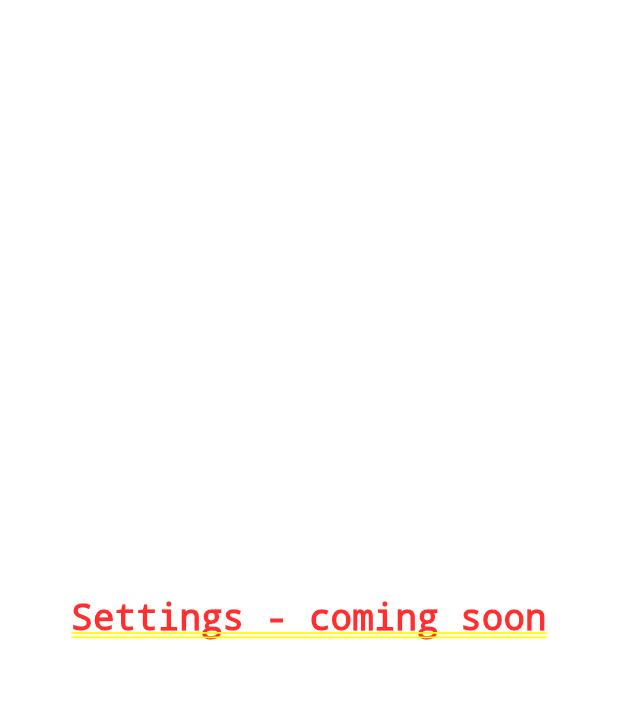
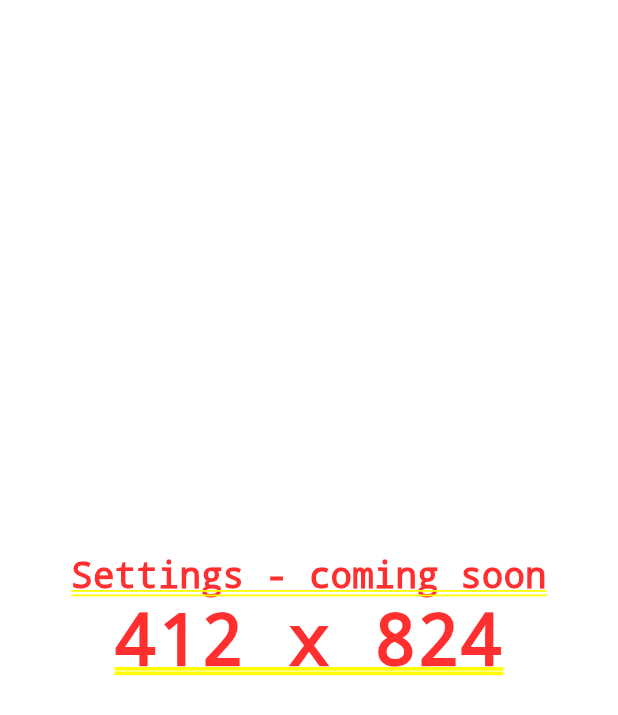
Before and after one commit to michaelgilmore/52-Solitaire, a Flutter app: the screen it shows after launch, item 3 of the bottom bar chosen, on a phone screen of 412 x 824 dp. Shown: the top 715 px of the screen. Run offline on Flutter 3.47's test engine with Material 3 defaults, Android fonts, the light colour scheme and no system bars.

Commit message:
Added smaller screen size support

```diff
--- a/lib/settings.dart
+++ b/lib/settings.dart
@@ -10,14 +10,17 @@ class Settings extends StatefulWidget {
 class _SettingsState extends State<Settings> {
   @override
   Widget build(BuildContext context) {
-    return const Center(
+    return Center(
       child: Column(
         mainAxisAlignment: MainAxisAlignment.center,
         children: <Widget>[
-          Text(
+          const Text(
             'Settings - coming soon',
             style: TextStyle(fontSize: 24),
           ),
+
+          Text('${MediaQuery.of(context).size.width.toStringAsFixed(0)} x ${MediaQuery.of(context).size.height.toStringAsFixed(0)}'),
+
         ],
       ),
     );
```
Also changed, not shown: lib/game_screen.dart (+11 -4 lines).
